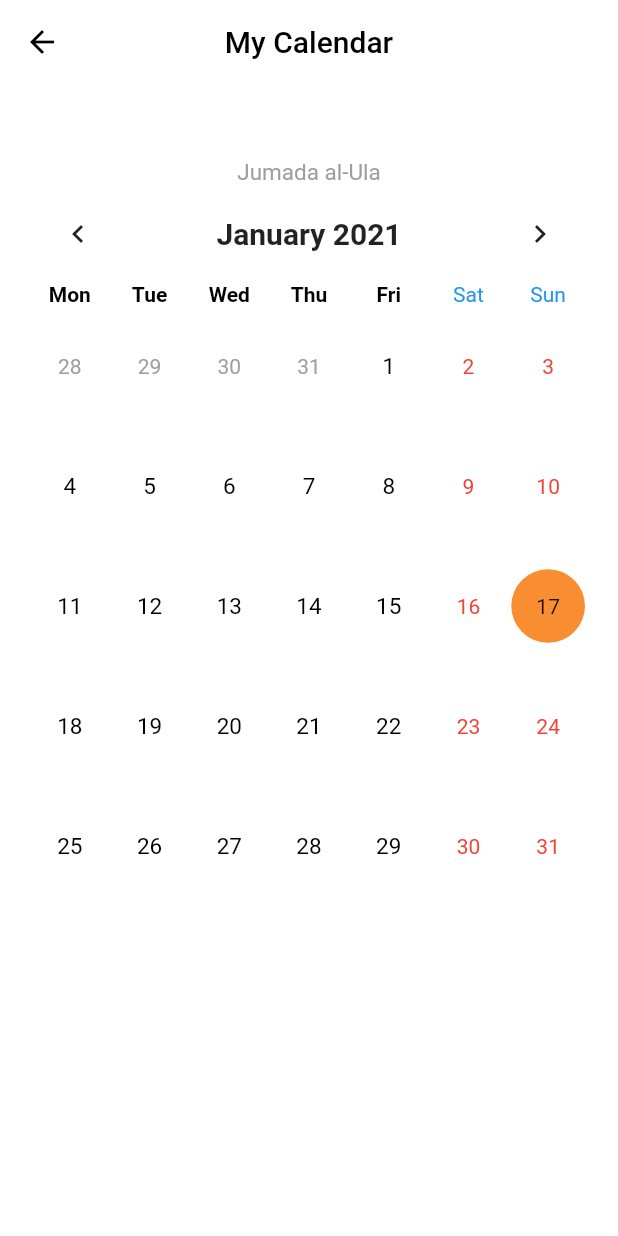
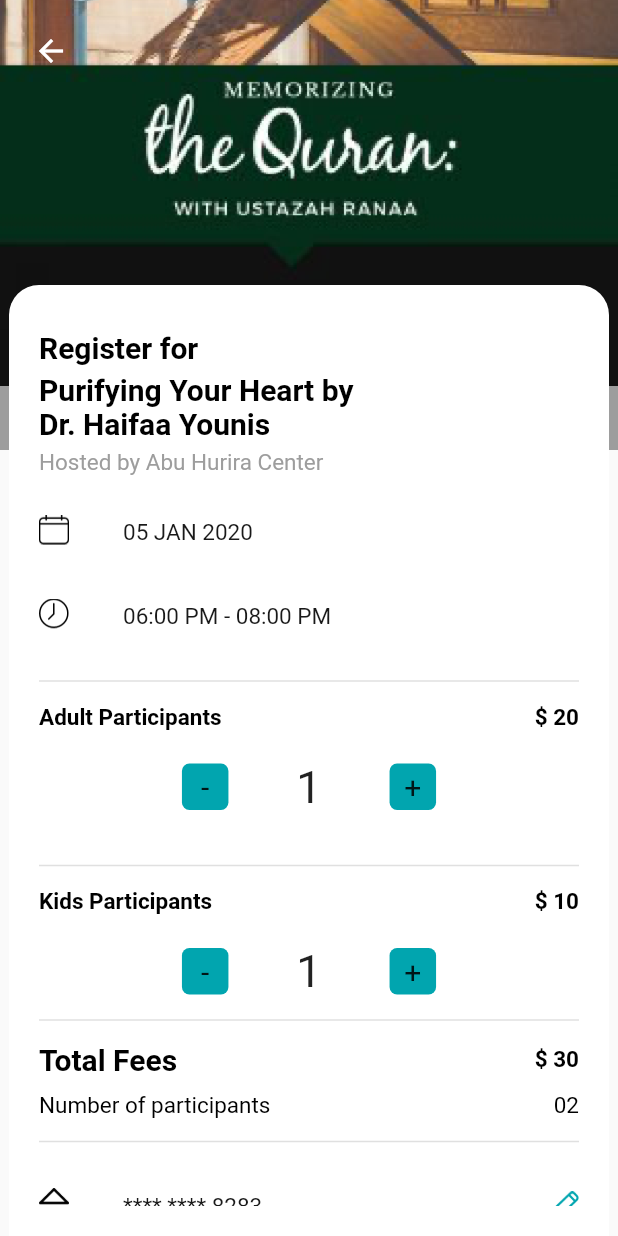
Before and after one commit to Nader15/medical, a Flutter app: the screen it shows after launch, on a phone screen of 412 x 824 dp. Run offline on Flutter 3.47's test engine with Material 2 defaults, Android fonts, the phone set to English and light mode, and no system bars; drawn by our look-alikes of table_calendar; our stand-ins replace flutter_svg.

Commit message:
event regestration added

```diff
--- a/lib/main.dart
+++ b/lib/main.dart
@@ -1,9 +1,7 @@
 import 'package:flutter/material.dart';
+import 'package:medical/ui/event_regestration.dart';
 import 'package:medical/ui/home_page.dart';
-import 'package:medical/ui/jummah_details.dart';
-import 'package:medical/ui/my_calender.dart';
 import 'package:medical/ui/notifications.dart';
-import 'package:medical/utils/custom_widgets/calendar_view.dart';
 import 'package:medical/utils/custom_widgets/events.dart';
 import 'package:medical/utils/custom_widgets/jummah%20booking.dart';
 import 'package:medical/utils/custom_widgets/jummah.dart';
@@ -11,5 +9,5 @@
 void main()=>runApp(MaterialApp(
   debugShowCheckedModeBanner: false,
   title: 'Medical-test',
-  home: CalendarView(),
+  home: EventRegistration(),
 ));
--- /dev/null
+++ b/lib/ui/event_regestration.dart
@@ -0,0 +1,426 @@
+import 'package:flutter/material.dart';
+import 'package:flutter/rendering.dart';
+import 'package:flutter_svg/flutter_svg.dart';
+import 'package:medical/utils/colors_file.dart';
+
+import '../utils/colors_file.dart';
+import '../utils/colors_file.dart';
+import '../utils/colors_file.dart';
+import '../utils/colors_file.dart';
+import '../utils/colors_file.dart';
+import '../utils/colors_file.dart';
+import '../utils/colors_file.dart';
+import '../utils/colors_file.dart';
+import '../utils/colors_file.dart';
+import '../utils/colors_file.dart';
+import '../utils/colors_file.dart';
+import '../utils/colors_file.dart';
+
+class EventRegistration extends StatefulWidget {
+  @override
+  _EventRegistrationState createState() => _EventRegistrationState();
+}
+
+class _EventRegistrationState extends State<EventRegistration> {
+  // bool displayed = false;
+  int _value = 1;
+
+  @override
+  Widget build(BuildContext context) {
+    return Scaffold(
+      body: Container(
+        child: Stack(
+          children: [
+            Container(
+              height: 300,
+              width: MediaQuery.of(context).size.width,
+              decoration: BoxDecoration(
+                  color: grey,
+                  image: DecorationImage(
+                      image: AssetImage("images/cover.png"),
+                      alignment: Alignment(0, -1),
+                      fit: BoxFit.fitWidth)),
+              child: Stack(
+                children: [
+                  SafeArea(
+                    child: Padding(
+                      padding: EdgeInsets.all(10),
+                      child: Column(
+                        crossAxisAlignment: CrossAxisAlignment.start,
+                        children: [
+                          Row(
+                            mainAxisAlignment: MainAxisAlignment.spaceBetween,
+                            children: [
+                              IconButton(
+                                onPressed: () {},
+                                icon: Icon(
+                                  Icons.arrow_back,
+                                  color: whiteColor,
+                                ),
+                              ),
+                              // IconButton(
+                              //     onPressed: () {},
+                              //     icon: Image.asset("images/shareIcon.png",width: 20,)
+                              // )
+                            ],
+                          ),
+                          SizedBox(
+                            height: 30,
+                          ),
+                        ],
+                      ),
+                    ),
+                  )
+                ],
+              ),
+            ),
+            Center(
+              child: Padding(
+                padding: const EdgeInsets.only(top: 190),
+                child: Container(
+                  padding: EdgeInsets.all(20),
+                  width: 400,
+                  height: MediaQuery.of(context).size.height,
+                  decoration: BoxDecoration(
+                      color: whiteColor,
+                      borderRadius: BorderRadius.only(
+                        topRight: Radius.circular(20),
+                        topLeft: Radius.circular(20),
+                      )),
+                  child: SingleChildScrollView(
+                    child: Column(
+                      crossAxisAlignment: CrossAxisAlignment.start,
+                      children: [
+                        SizedBox(
+                          height: 10,
+                        ),
+                        Container(
+                          width: 200,
+                          child: Text(
+                            "Register for",
+                            style: TextStyle(
+                                color: blackColor,
+                                fontWeight: FontWeight.bold,
+                                fontSize: 20),
+                          ),
+                        ),
+                        SizedBox(
+                          height: 5,
+                        ),
+                        Container(
+                          width: 230,
+                          child: Text(
+                            "Purifying Your Heart by Dr. Haifaa Younis",
+                            style: TextStyle(
+                                color: blackColor,
+                                fontWeight: FontWeight.bold,
+                                fontSize: 20),
+                          ),
+                        ),
+                        SizedBox(
+                          height: 5,
+                        ),
+                        Text(
+                          "Hosted by Abu Hurira Center",
+                          style: TextStyle(color: grey, fontSize: 15),
+                        ),
+                        SizedBox(
+                          height: 10,
+                        ),
+                        ListTile(
+                          contentPadding: EdgeInsets.zero,
+                          leading: Image.asset("images/dateIcon.png",width: 20,),
+                          title: Text(
+                            "05 JAN 2020",
+                            style: TextStyle(
+                                color: blackColor.withOpacity(0.9),
+                                fontSize: 15),
+                          ),
+                        ),
+                        ListTile(
+                          contentPadding: EdgeInsets.zero,
+                          leading: Image.asset("images/time.png",width: 20,),
+                          title: Text(
+                            "06:00 PM - 08:00 PM",
+                            style: TextStyle(
+                                color: blackColor.withOpacity(0.9),
+                                fontSize: 15),
+                          ),
+                        ),
+                        Divider(
+                          height: 30,
+                          thickness: 1,
+                        ),
+                        Row(
+                          mainAxisAlignment: MainAxisAlignment.spaceBetween,
+                          children: [
+                            Text(
+                              "Adult Participants",
+                              style: TextStyle(
+                                fontWeight: FontWeight.bold,
+                                  color: blackColor,
+                                  fontSize: 15),
+                            ),
+                            Text(
+                              "\$ 20",
+                              style: TextStyle(
+                                  fontWeight: FontWeight.bold,
+                                  color: blackColor,
+                                  fontSize: 15),
+                            ),
+                          ],
+                        ),
+                        SizedBox(height: 20,),
+                        Center(
+                          child: Padding(
+                            padding: const EdgeInsets.only(left: 50,right: 50),
+                            child: Row(
+                              mainAxisAlignment: MainAxisAlignment.spaceEvenly,
+                              children: [
+                                GestureDetector(
+                                  onTap: () {
+                                    setState(() {
+                                      if (_value > 1) {
+                                        _value--;
+                                      }
+                                    });
+                                  },
+                                  child: Container(
+                                    alignment: Alignment.center,
+                                    height: 31,
+                                    width: 31,
+                                    decoration: BoxDecoration(
+                                        color: primaryAppColor,
+                                        borderRadius: BorderRadius.circular(5)),
+                                    child: Text(
+                                      "-",
+                                      style: TextStyle(fontSize: 20),
+                                      textAlign: TextAlign.start,
+                                    ),
+                                  ),
+                                ),
+                                Text(
+                                  "${_value.toString()}",
+                                  style: TextStyle(fontSize: 30),
+                                  textAlign: TextAlign.start,
+                                ),
+                                GestureDetector(
+                                  onTap: () {
+                                    setState(() {
+                                      if (_value < 2) {
+                                        _value++;
+                                      }
+                                    });
+                                  },
+                                  child: Container(
+                                    alignment: Alignment.center,
+                                    height: 31,
+                                    width: 31,
+                                    decoration: BoxDecoration(
+                                        color: primaryAppColor,
+                                        borderRadius: BorderRadius.circular(5)),
+                                    child: Text(
+                                      "+",
+                                      style: TextStyle(fontSize: 20),
+                                      textAlign: TextAlign.start,
+                                    ),
+                                  ),
+                                ),
+                              ],
+                            ),
+                          ),
+                        ),
+                        SizedBox(
+                          height: 20,
+                        ),
+                        Divider(
+                          height: 30,
+                          thickness: 1,
+                        ),
+                        Row(
+                          mainAxisAlignment: MainAxisAlignment.spaceBetween,
+                          children: [
+                            Text(
+                              "Kids Participants",
+                              style: TextStyle(
+                                  fontWeight: FontWeight.bold,
+                                  color: blackColor,
+                                  fontSize: 15),
+                            ),
+                            Text(
+                              "\$ 10",
+                              style: TextStyle(
+                                  fontWeight: FontWeight.bold,
+                                  color: blackColor,
+                                  fontSize: 15),
+                            ),
+                          ],
+                        ),
+                        SizedBox(height: 20,),
+                        Center(
+                          child: Padding(
+                            padding: const EdgeInsets.only(left: 50,right: 50),
+                            child: Row(
+                              mainAxisAlignment: MainAxisAlignment.spaceEvenly,
+                              children: [
+                                GestureDetector(
+                                  onTap: () {
+                                    setState(() {
+                                      if (_value > 1) {
+                                        _value--;
+                                      }
+                                    });
+                                  },
+                                  child: Container(
+                                    alignment: Alignment.center,
+                                    height: 31,
+                                    width: 31,
+                                    decoration: BoxDecoration(
+                                        color: primaryAppColor,
+                                        borderRadius: BorderRadius.circular(5)),
+                                    child: Text(
+                                      "-",
+                                      style: TextStyle(fontSize: 20),
+                                      textAlign: TextAlign.start,
+                                    ),
+                                  ),
+                                ),
+                                Text(
+                                  "${_value.toString()}",
+                                  style: TextStyle(fontSize: 30),
+                                  textAlign: TextAlign.start,
+                                ),
+                                GestureDetector(
+                                  onTap: () {
+                                    setState(() {
+                                      if (_value < 2) {
+                                        _value++;
+                                      }
+                                    });
+                                  },
+                                  child: Container(
+                                    alignment: Alignment.center,
+                                    height: 31,
+                                    width: 31,
+                                    decoration: BoxDecoration(
+                                        color: primaryAppColor,
+                                        borderRadius: BorderRadius.circular(5)),
+                                    child: Text(
+                                      "+",
+                                      style: TextStyle(fontSize: 20),
+                                      textAlign: TextAlign.start,
+                                    ),
+                                  ),
+                                ),
+                              ],
+                            ),
+                          ),
+                        ),
+                        Divider(
+                          height: 30,
+                          thickness: 1,
+                        ),
+
+                        Row(
+                          mainAxisAlignment: MainAxisAlignment.spaceBetween,
+                          children: [
+                            Text(
+                              "Total Fees",
+                              style: TextStyle(
+                                  fontWeight: FontWeight.bold,
+                                  color: blackColor,
+                                  fontSize: 20),
+                            ),
+                            Text(
+                              "\$ 30",
+                              style: TextStyle(
+                                  fontWeight: FontWeight.bold,
+                                  color: blackColor,
+                                  fontSize: 15),
+                            ),
+                          ],
+                        ),
+                        SizedBox(height: 10,),
+                        Row(
+                          mainAxisAlignment: MainAxisAlignment.spaceBetween,
+                          children: [
+                            Text(
+                              "Number of participants",
+                              style: TextStyle(
+
+                                  color: blackColor,
+                                  fontSize: 15),
+                            ),
+                            Text(
+                              "02",
+                              style: TextStyle(
+
+                                  color: blackColor,
+                                  fontSize: 15),
+                            ),
+                          ],
+                        ),
+
+                        Divider(
+                          height: 30,
+                          thickness: 1,
+                        ),
+
+                        ListTile(
+                          contentPadding: EdgeInsets.zero,
+                          leading: Image.asset("images/build.png",width: 20,),
+                          title: Text(
+                            "**** **** 8283",
+                            style: TextStyle(
+                                color: blackColor.withOpacity(0.9),
+                                fontSize: 15),
+                          ),
+                          trailing: Image.asset("images/pen.png",width: 20,),
+                        ),
+                        SizedBox(
+                          height: 20,
+                        ),
+                        Row(
+                          crossAxisAlignment: CrossAxisAlignment.start,
+                          children: [
+                            Container(
+                              width: 250,
+                              child: Text(
+                                "Please note that by donating you are agreeing to the terms and conditions.",
+                                style: TextStyle(
+                                    color: grey,
+                                    fontSize: 15),
+                              ),
+                            ),
+                            Image.asset("images/info.png",width: 20,),
+                          ],
+                        ),
+                        SizedBox(
+                          height: 20,
+                        ),
+                        Center(
+                          child: RaisedButton(
+                            padding: EdgeInsets.only(
+                                left: 120, right: 120, top: 15, bottom: 15),
+                            onPressed: () {},
+                            color: primaryAppColor,
+                            shape: RoundedRectangleBorder(
+                                borderRadius: BorderRadius.circular(10.0)),
+                            child: Text(
+                              "REGISTER",
+                              style: TextStyle(color: whiteColor, fontSize: 15),
+                            ),
+                          ),
+                        ),
+                      ],
+                    ),
+                  ),
+                ),
+              ),
+            ),
+          ],
+        ),
+      ),
+    );
+  }
+}
```
Also changed, not shown: images/build.png (added), images/cover.png (added), images/dateIcon.png (added), images/info.png (added), images/pen.png (added).
